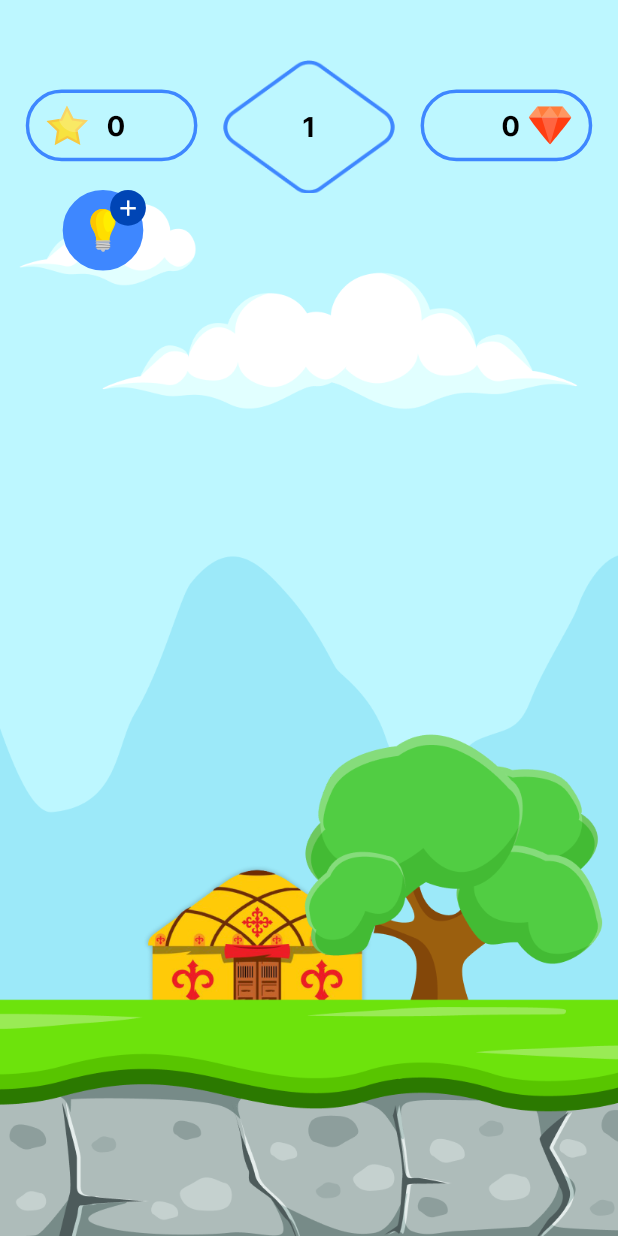
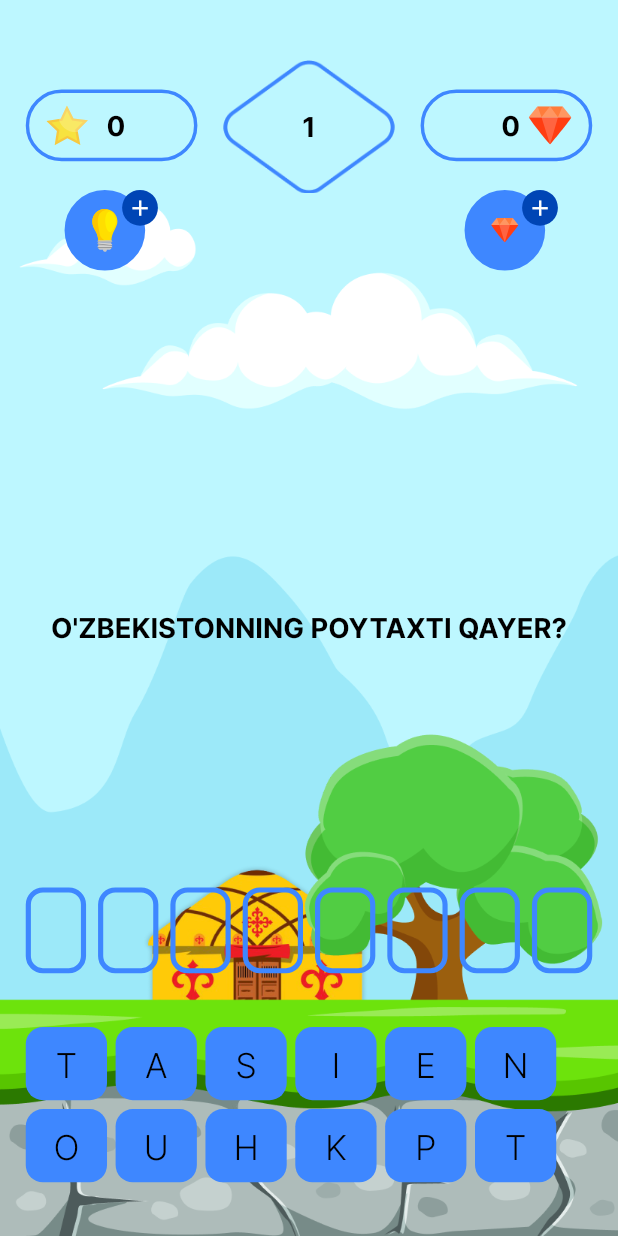
Before and after one commit to Yorq1nnur/najot_talim_nt, a Flutter app: the screen it shows after launch, on a phone screen of 412 x 824 dp. Run offline on Flutter 3.47's test engine with Material 3 defaults, Android fonts, the phone set to English and light mode, and no system bars; drawn by our look-alikes of pinput; our stand-ins replace flutter_screenutil, flutter_svg, lottie.

```diff
--- a/lib/screens/global_screen/global_screen.dart
+++ b/lib/screens/global_screen/global_screen.dart
@@ -1,19 +1,92 @@
+import 'package:flutter/cupertino.dart';
 import 'package:flutter/material.dart';
 import 'package:flutter/services.dart';
 import 'package:flutter_screenutil/flutter_screenutil.dart';
 import 'package:flutter_svg/flutter_svg.dart';
+import 'package:najot_talim_nt/screens/global_screen/widgets/action_item.dart';
 import 'package:najot_talim_nt/utils/colors/app_colors.dart';
 import 'package:najot_talim_nt/utils/images/app_images.dart';
 import 'package:najot_talim_nt/utils/styles/app_text_style.dart';
+import 'package:pinput/pinput.dart';
 
-class GlobalScreen extends StatelessWidget {
+class GlobalScreen extends StatefulWidget {
   const GlobalScreen({super.key});
 
   @override
+  State<GlobalScreen> createState() => _GlobalScreenState();
+}
+
+class _GlobalScreenState extends State<GlobalScreen> {
+  final TextEditingController textEditingController = TextEditingController();
+
+  @override
+  void dispose() {
+    textEditingController.dispose();
+    super.dispose();
+  }
+
+  final List<String> _images = [
+    AppImages.lamp,
+    AppImages.silver,
+  ];
+  List<String> giveAnswer = [];
+  final String _trueAnswer = "TASHKENT";
+  final List<String> _answers = [
+    "T",
+    "O",
+    "A",
+    "U",
+    "S",
+    "H",
+    "I",
+    "K",
+    "E",
+    "P",
+    "N",
+    "T"
+  ];
+
+  @override
   Widget build(BuildContext context) {
+    final defaultPinTheme = PinTheme(
+      width: 50.w,
+      height: 50.w,
+      textStyle: TextStyle(
+        fontSize: 20.sp,
+        color: AppColors.white,
+        fontWeight: FontWeight.w600,
+      ),
+      decoration: BoxDecoration(
+        color: AppColors.transparent,
+        border: Border.all(
+          color: AppColors.c3E87FF,
+          width: 3.w,
+        ),
+        borderRadius: BorderRadius.circular(
+          10.r,
+        ),
+      ),
+    );
+
+    final focusedPinTheme = defaultPinTheme.copyDecorationWith(
+      border: Border.all(color: AppColors.c3E87FF),
+      borderRadius: BorderRadius.circular(
+        10.r,
+      ),
+    );
+
+    final submittedPinTheme = defaultPinTheme.copyWith(
+      decoration: defaultPinTheme.decoration?.copyWith(
+        color: AppColors.c3E87FF,
+        borderRadius: BorderRadius.circular(
+          10.r,
+        ),
+      ),
+    );
     return AnnotatedRegion(
       value: const SystemUiOverlayStyle(statusBarColor: AppColors.transparent),
       child: Scaffold(
+        resizeToAvoidBottomInset: false,
         body: Stack(
           children: [
             Image.asset(
@@ -138,54 +211,93 @@ class GlobalScreen extends StatelessWidget {
                     ),
                     child: Row(
                       mainAxisAlignment: MainAxisAlignment.spaceBetween,
-                      children: [
-                        SizedBox(
-                          height: 45.h,
-                          width: 50.w,
-                          child: Stack(
-                            children: [
-                              Container(
-                                height: 50.h,
-                                width: 50.h,
-                                decoration: BoxDecoration(
-                                  shape: BoxShape.circle,
-                                  color: AppColors.c3E87FF,
-                                  border: Border.all(
-                                    color: AppColors.c3E87FF,
-                                    width: 2.w,
-                                  ),
-                                ),
-                                child: Center(
-                                  child: SvgPicture.asset(AppImages.lamp, width: 16.w, height: 27.w,),
+                      children: List.generate(
+                        _images.length,
+                        (index) => ActionItems(
+                          imagePath: _images[index],
+                        ),
+                      ),
+                    ),
+                  ),
+                  SizedBox(
+                    height: 190.h,
+                  ),
+                  Center(
+                    child: Text(
+                      "O'ZBEKISTONNING POYTAXTI QAYER?",
+                      style: AppTextStyle.interBold,
+                    ),
+                  ),
+                  SizedBox(
+                    height: 136.h,
+                  ),
+                  Center(
+                    child: Pinput(
+                      controller: textEditingController,
+                      enabled: false,
+                      length: _trueAnswer.length,
+                      defaultPinTheme: defaultPinTheme,
+                      focusedPinTheme: focusedPinTheme,
+                      submittedPinTheme: submittedPinTheme,
+                      validator: (s) {
+                        return s == _trueAnswer ? null : 'Pin is incorrect';
+                      },
+                      pinputAutovalidateMode: PinputAutovalidateMode.onSubmit,
+                      showCursor: true,
+                      // onSubmitted: (pin) {
+                      //   if (pin != _trueAnswer) {
+                      //     textEditingController.text = '';
+                      //     setState(() {});
+                      //   }
+                      // },
+                    ),
+                  ),
+                  SizedBox(
+                    height: 30.h,
+                  ),
+                  Expanded(
+                      child: GridView.count(
+                    mainAxisSpacing: 5.w,
+                    crossAxisSpacing: 5.h,
+                    crossAxisCount: 2,
+                    childAspectRatio: 0.9,
+                    scrollDirection: Axis.horizontal,
+                    children: List.generate(
+                      _answers.length,
+                      (index) => InkWell(
+                        borderRadius: BorderRadius.circular(
+                          16.r,
+                        ),
+                        onTap: () {
+                          textEditingController.text += giveAnswer[index];
+                          setState(() {});
+                        },
+                        child: Container(
+                            padding: EdgeInsets.symmetric(
+                              horizontal: 10.w,
+                              vertical: 10.h,
+                            ),
+                            decoration: BoxDecoration(
+                              color: AppColors.c3E87FF,
+                              borderRadius: BorderRadius.circular(
+                                10.r,
+                              ),
+                            ),
+                            child: Center(
+                              child: Text(
+                                _answers[index],
+                                style: AppTextStyle.interBold.copyWith(
+                                  fontSize: 20.sp,
+                                  fontWeight: FontWeight.w300,
                                 ),
                               ),
-                              Align(
-                                alignment: Alignment.topRight,
-                                child: Padding(
-                                  padding: EdgeInsets.only(left: 10.w),
-                                  child: Container(
-                                    height: 20.h,
-                                    width: 20.h,
-                                    decoration: const BoxDecoration(
-                                      shape: BoxShape.circle,
-                                      color: AppColors.c0045B5,
-                                    ),
-                                    child: Center(
-                                      child: Icon(
-                                        Icons.add,
-                                        color: AppColors.white,
-                                        size: 15.w,
-                                      ),
-                                    ),
-                                  ),
-                                ),
-                              ),
-                            ],
-                          ),
-                        )
-                      ],
+                            )),
+                      ),
                     ),
-                  )
+                  )),
+                  SizedBox(
+                    height: 30.h,
+                  ),
                 ],
               ),
             )
--- /dev/null
+++ b/lib/screens/global_screen/widgets/action_item.dart
@@ -0,0 +1,67 @@
+import 'package:flutter/material.dart';
+import 'package:flutter_screenutil/flutter_screenutil.dart';
+import 'package:flutter_svg/flutter_svg.dart';
+import 'package:najot_talim_nt/utils/colors/app_colors.dart';
+
+class ActionItems extends StatelessWidget {
+  const ActionItems({
+    super.key,
+    required this.imagePath,
+  });
+
+  final String imagePath;
+
+  @override
+  Widget build(BuildContext context) {
+    return SizedBox(
+      height: 45.h,
+      width: 57.w,
+      child: Stack(
+        children: [
+          Container(
+            height: 50.h,
+            width: 50.h,
+            decoration: BoxDecoration(
+              shape: BoxShape.circle,
+              color: AppColors.c3E87FF,
+              border: Border.all(
+                color: AppColors.c3E87FF,
+                width: 2.w,
+              ),
+            ),
+            child: Center(
+              child: SvgPicture.asset(
+                imagePath,
+                width: 16.w,
+                height: 27.w,
+              ),
+            ),
+          ),
+          Align(
+            alignment: Alignment.topRight,
+            child: Padding(
+              padding: EdgeInsets.only(
+                left: 10.w,
+              ),
+              child: Container(
+                height: 20.h,
+                width: 20.h,
+                decoration: const BoxDecoration(
+                  shape: BoxShape.circle,
+                  color: AppColors.c0045B5,
+                ),
+                child: Center(
+                  child: Icon(
+                    Icons.add,
+                    color: AppColors.white,
+                    size: 15.w,
+                  ),
+                ),
+              ),
+            ),
+          ),
+        ],
+      ),
+    );
+  }
+}
--- a/pubspec.yaml
+++ b/pubspec.yaml
@@ -16,6 +16,7 @@ dependencies:
   zoom_tap_animation: ^1.1.0
   lottie: ^3.1.0
   get: ^4.6.6
+  pinput: ^4.0.0
 
 dev_dependencies:
   flutter_test:
```
Also changed, not shown: pubspec.lock.
